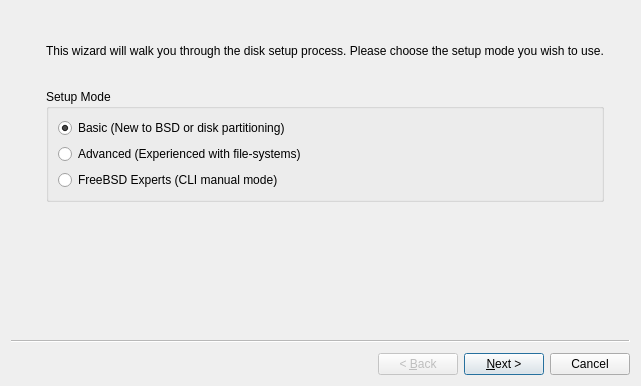
Before: the Qt Designer form src-qt4/pc-installgui/wizardDisk.ui in trueos/pcbsd, drawn with Qt 5.
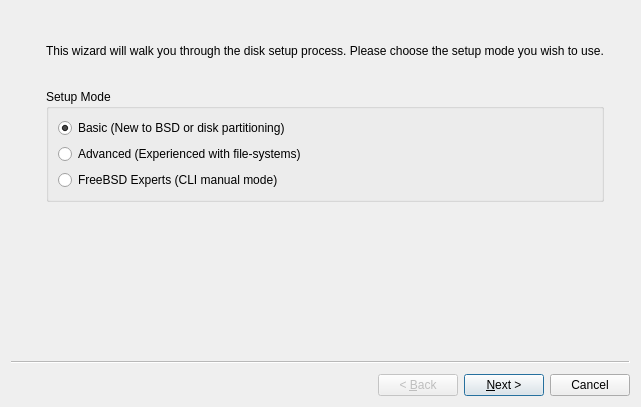
After: the same form once the commit is applied. Icons and pictures are not drawn.

Commit message:
Add option to enable installing to a SSD, which will disable SWAP / atime
Trac Ticket: https://trac.pcbsd.org/ticket/740

What changed in the file:
```diff
--- a/src-qt4/pc-installgui/wizardDisk.ui
+++ b/src-qt4/pc-installgui/wizardDisk.ui
@@ -7,7 +7,7 @@
     <x>0</x>
     <y>0</y>
     <width>641</width>
-    <height>386</height>
+    <height>407</height>
    </rect>
   </property>
   <property name="windowTitle">
```
Left out of the diff: 345 changed lines with no effect on the pictures. The commit also changes 1 other file.
